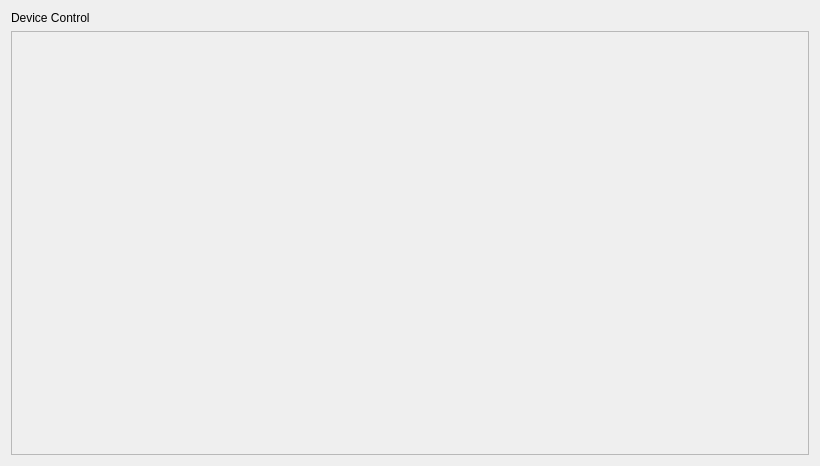
This is ui/ctrl_page.ui in LoveMiku233/qt_display_test as Qt 5 draws it before an edit. The edited form follows.
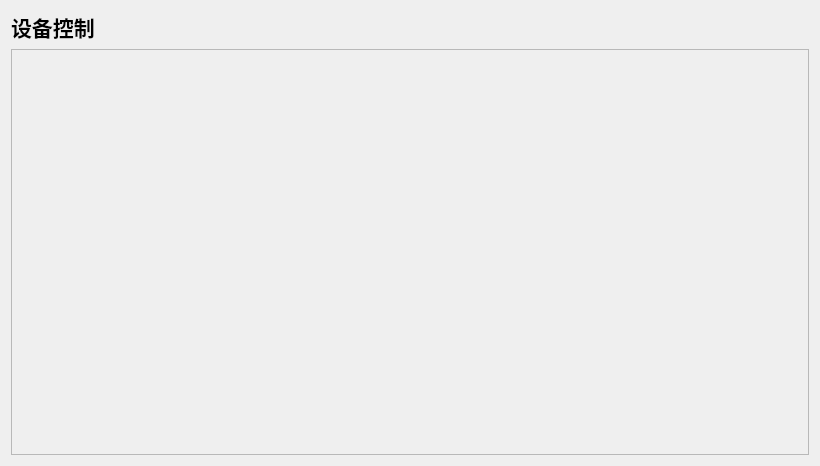
This is the edited form.

What changed in the file:
```diff
--- a/ui/ctrl_page.ui
+++ b/ui/ctrl_page.ui
@@ -14,7 +14,14 @@
    <item>
     <widget class="QLabel" name="titleLabel">
      <property name="text">
-      <string>Device Control</string>
+      <string>设备控制</string>
+     </property>
+     <property name="font">
+      <font>
+       <pointsize>16</pointsize>
+       <weight>75</weight>
+       <bold>true</bold>
+      </font>
      </property>
      <property name="alignment">
       <set>Qt::AlignLeft|Qt::AlignVCenter</set>
```
